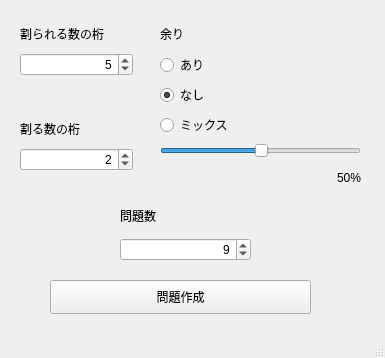
Above: main.ui from ghmsato/CalcTest before the change. Below: the same form after it.
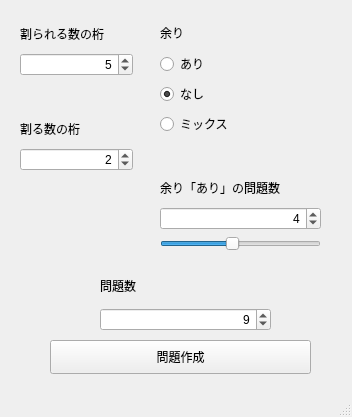
That is the form after the change.

Commit message: Version 3: * Change the method for specifing rate of "Mixed Mode"

What changed in the file:
```diff
--- a/main.ui
+++ b/main.ui
@@ -6,8 +6,8 @@
    <rect>
     <x>0</x>
     <y>0</y>
-    <width>385</width>
-    <height>358</height>
+    <width>352</width>
+    <height>417</height>
    </rect>
   </property>
   <property name="windowTitle">
@@ -72,8 +72,8 @@
      <rect>
       <x>160</x>
       <y>20</y>
-      <width>201</width>
-      <height>171</height>
+      <width>161</width>
+      <height>231</height>
      </rect>
     </property>
     <layout class="QVBoxLayout" name="verticalLayout_2">
@@ -111,34 +111,57 @@
        </property>
       </widget>
      </item>
+     <item>
+      <widget class="QLabel" name="label_7">
+       <property name="text">
+        <string/>
+       </property>
+      </widget>
+     </item>
+     <item>
+      <widget class="QLabel" name="label_5">
+       <property name="text">
+        <string>余り「あり」の問題数</string>
+       </property>
+       <property name="alignment">
+        <set>Qt::AlignLeading|Qt::AlignLeft|Qt::AlignVCenter</set>
+       </property>
+      </widget>
+     </item>
+     <item>
+      <widget class="QSpinBox" name="spinBox_4">
+       <property name="alignment">
+        <set>Qt::AlignRight|Qt::AlignTrailing|Qt::AlignVCenter</set>
+       </property>
+       <property name="maximum">
+        <number>9</number>
+       </property>
+       <property name="value">
+        <number>4</number>
+       </property>
+      </widget>
+     </item>
      <item>
       <widget class="QSlider" name="horizontalSlider">
+       <property name="maximum">
+        <number>9</number>
+       </property>
        <property name="value">
-        <number>50</number>
+        <number>4</number>
        </property>
        <property name="orientation">
         <enum>Qt::Horizontal</enum>
        </property>
       </widget>
      </item>
-     <item>
-      <widget class="QLabel" name="label_5">
-       <property name="text">
-        <string>50%</string>
-       </property>
-       <property name="alignment">
-        <set>Qt::AlignRight|Qt::AlignTrailing|Qt::AlignVCenter</set>
-       </property>
-      </widget>
-     </item>
     </layout>
    </widget>
    <widget class="QWidget" name="verticalLayoutWidget_3">
     <property name="geometry">
      <rect>
-      <x>120</x>
-      <y>200</y>
-      <width>131</width>
+      <x>100</x>
+      <y>270</y>
+      <width>171</width>
       <height>61</height>
      </rect>
     </property>
@@ -166,7 +189,7 @@
     <property name="geometry">
      <rect>
       <x>50</x>
-      <y>280</y>
+      <y>340</y>
       <width>261</width>
       <height>34</height>
      </rect>
```
The commit also changes 2 other files.
